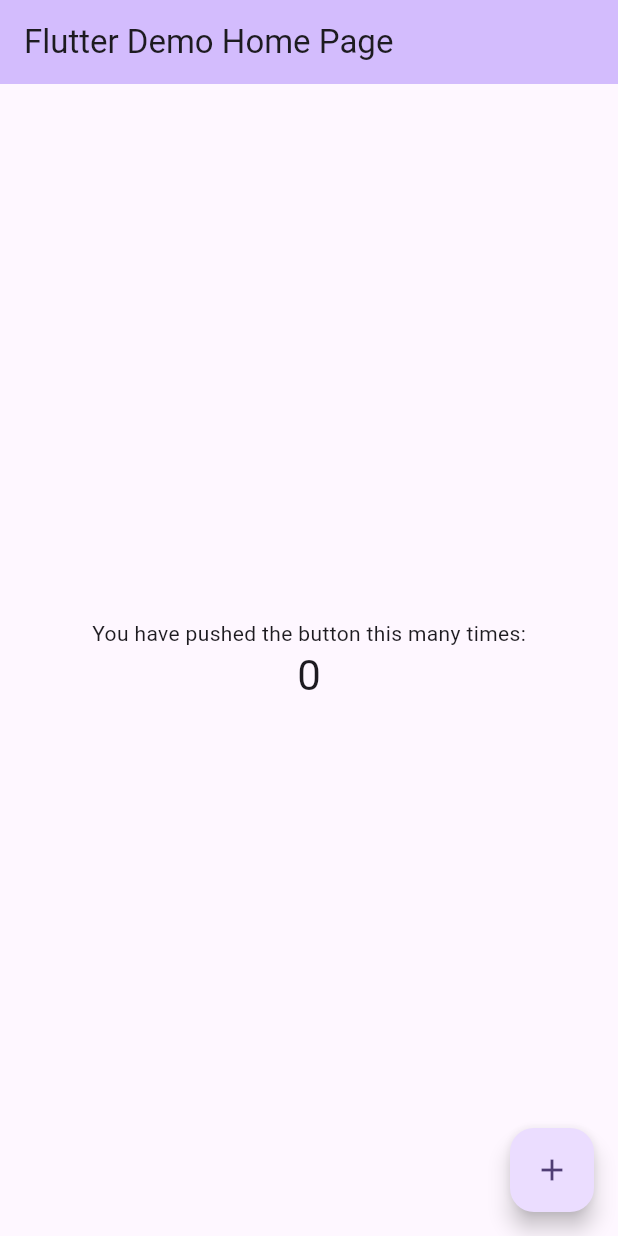
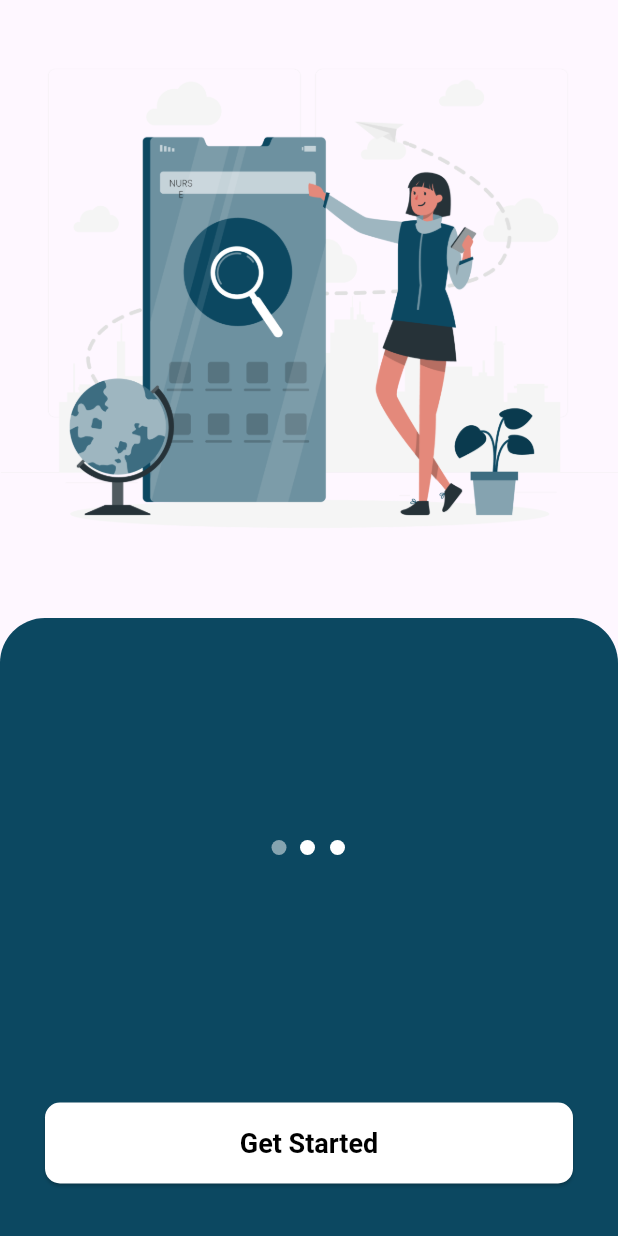
Before and after one commit to charlie757/pflegeruf_patient, a Flutter app: the screen it shows after launch, on a phone screen of 412 x 824 dp. Run offline on Flutter 3.47's test engine with Material 3 defaults, Android fonts, the phone set to English and light mode, and no system bars; Roboto replaces fonts that are missing (latoRegular).

Commit message:
onboarding design

```diff
--- /dev/null
+++ b/lib/config/approutes.dart
@@ -0,0 +1,18 @@
+import 'package:flutter/cupertino.dart';
+import 'package:patient/utils/utils.dart';
+
+class AppRoutes {
+  static pushNavigation(
+    route,
+  ) {
+    Navigator.push(navigatorKey.currentContext!,
+        CupertinoPageRoute(builder: (context) => route));
+  }
+
+  static pushReplacementNavigation(
+    route,
+  ) {
+    Navigator.pushReplacement(navigatorKey.currentContext!,
+        CupertinoPageRoute(builder: (context) => route));
+  }
+}
--- /dev/null
+++ b/lib/helper/appbutton.dart
@@ -0,0 +1,47 @@
+import 'package:flutter/material.dart';
+import 'package:patient/helper/getText.dart';
+
+class AppButton extends StatefulWidget {
+  final String title;
+  final double height;
+  final double width;
+  final Color buttonColor;
+  final Color textColor;
+  final Function() onTap;
+  const AppButton({
+    required this.title,
+    required this.height,
+    required this.width,
+    required this.buttonColor,
+    this.textColor = Colors.white,
+    required this.onTap,
+  });
+
+  @override
+  State<AppButton> createState() => _AppButtonState();
+}
+
+class _AppButtonState extends State<AppButton> {
+  @override
+  Widget build(BuildContext context) {
+    return ElevatedButton(
+      style: ElevatedButton.styleFrom(
+          primary: widget.buttonColor,
+          // primary:widget.isLoading?AppColor.greyColor.withOpacity(.9): AppColor.lightblackColor,
+          shape:
+              RoundedRectangleBorder(borderRadius: BorderRadius.circular(10))),
+      onPressed: widget.onTap,
+      child: Container(
+        alignment: Alignment.center,
+        height: widget.height,
+        width: widget.width,
+        child: getText(
+            title: widget.title,
+            size: 18,
+            fontFamily: 'latoRegular',
+            color: widget.textColor,
+            fontWeight: FontWeight.w700),
+      ),
+    );
+  }
+}
--- /dev/null
+++ b/lib/helper/appcolor.dart
@@ -0,0 +1,7 @@
+import 'package:flutter/material.dart';
+
+class AppColor {
+  static Color appTheme = const Color(0xff0C4861);
+  static Color whiteColor = const Color(0xffFFFFFF);
+  static Color blackColor = const Color(0xff000000);
+}
--- /dev/null
+++ b/lib/helper/appimages.dart
@@ -0,0 +1,7 @@
+class AppImages {
+  static const appLogo = 'assets/icons/logo.png';
+  static const onboarding1Image = 'assets/images/onboarding1.png';
+  static const onboarding2Image = 'assets/images/onboarding2.png';
+  static const onboarding3Image = 'assets/images/onboarding3.png';
+  static const onlineDoctorImage = 'assets/images/online_doctor.png';
+}
--- /dev/null
+++ b/lib/helper/getText.dart
@@ -0,0 +1,39 @@
+import 'package:flutter/material.dart';
+
+class getText extends StatefulWidget {
+  final String title;
+  final double size;
+  final FontWeight fontWeight;
+  final Color color;
+  final String fontFamily;
+  final TextAlign textAlign;
+  final double letterSpacing;
+  final double lineHeight;
+  const getText(
+      {required this.title,
+      required this.size,
+      required this.fontFamily,
+      required this.color,
+      required this.fontWeight,
+      this.textAlign = TextAlign.start,
+      this.letterSpacing = 0,
+      this.lineHeight = 0});
+  @override
+  State<getText> createState() => _getTextState();
+}
+
+class _getTextState extends State<getText> {
+  @override
+  Widget build(BuildContext context) {
+    return Text(widget.title,
+        textAlign: widget.textAlign,
+        style: TextStyle(
+          height: widget.lineHeight,
+          color: widget.color,
+          fontFamily: widget.fontFamily,
+          fontSize: widget.size,
+          fontWeight: widget.fontWeight,
+          letterSpacing: widget.letterSpacing,
+        ));
+  }
+}
--- /dev/null
+++ b/lib/helper/screensize.dart
@@ -0,0 +1,15 @@
+import 'package:flutter/material.dart';
+
+class ScreenSize {
+  static Widget height(double size) {
+    return SizedBox(
+      height: size,
+    );
+  }
+
+  static Widget width(double size) {
+    return SizedBox(
+      width: size,
+    );
+  }
+}
--- a/lib/languages/languages.dart
+++ b/lib/languages/languages.dart
@@ -5,6 +5,7 @@ class Languages extends Translations {
       };
 }
 
+
 abstract class Translations {
   Map<String, Map<String, String>> get keys;
 }
--- a/lib/languages/string_key.dart
+++ b/lib/languages/string_key.dart
@@ -3,4 +3,7 @@ class StringKey {
   static const chooseBestNurse = 'Choose Best Nurses';
   static const smartBookingSystem = 'Smart Booking System';
   static const getStarted = 'Get Started';
+  static const letsGetIn = "Let's get in";
+  static const createAccount = 'Create an account';
+  static const logIn = 'Log In';
 }
--- a/lib/main.dart
+++ b/lib/main.dart
@@ -1,4 +1,6 @@
 import 'package:flutter/material.dart';
+import 'package:patient/screens/splash_screen.dart';
+import 'package:patient/utils/utils.dart';
 
 void main() {
   runApp(const MyApp());
@@ -11,27 +13,14 @@ class MyApp extends StatelessWidget {
   @override
   Widget build(BuildContext context) {
     return MaterialApp(
-      title: 'Flutter Demo',
+      navigatorKey: navigatorKey,
+      title: 'Pflegeruf Patient',
       theme: ThemeData(
-        // This is the theme of your application.
-        //
-        // TRY THIS: Try running your application with "flutter run". You'll see
-        // the application has a purple toolbar. Then, without quitting the app,
-        // try changing the seedColor in the colorScheme below to Colors.green
-        // and then invoke "hot reload" (save your changes or press the "hot
-        // reload" button in a Flutter-supported IDE, or press "r" if you used
-        // the command line to start the app).
-        //
-        // Notice that the counter didn't reset back to zero; the application
-        // state is not lost during the reload. To reset the state, use hot
-        // restart instead.
-        //
-        // This works for code too, not just values: Most code changes can be
-        // tested with just a hot reload.
         colorScheme: ColorScheme.fromSeed(seedColor: Colors.deepPurple),
         useMaterial3: true,
       ),
-      home: const MyHomePage(title: 'Flutter Demo Home Page'),
+      debugShowCheckedModeBanner: false,
+      home: SplashSCreen(),
     );
   }
 }
--- /dev/null
+++ b/lib/screens/choose_login_type_screen.dart
@@ -0,0 +1,69 @@
+import 'package:flutter/material.dart';
+import 'package:patient/helper/appbutton.dart';
+import 'package:patient/helper/appcolor.dart';
+import 'package:patient/helper/appimages.dart';
+import 'package:patient/helper/getText.dart';
+import 'package:patient/helper/screensize.dart';
+import 'package:patient/languages/string_key.dart';
+
+class ChooseLoginTypeScreen extends StatefulWidget {
+  const ChooseLoginTypeScreen({super.key});
+
+  @override
+  State<ChooseLoginTypeScreen> createState() => _ChooseLoginTypeScreenState();
+}
+
+class _ChooseLoginTypeScreenState extends State<ChooseLoginTypeScreen> {
+  @override
+  Widget build(BuildContext context) {
+    return Scaffold(
+      backgroundColor: AppColor.appTheme,
+      body: SafeArea(
+        child: Padding(
+          padding: const EdgeInsets.only(top: 20),
+          child: Column(
+            children: [
+              Padding(
+                padding: const EdgeInsets.only(
+                  left: 12,
+                  right: 12,
+                ),
+                child: Image.asset(AppImages.onlineDoctorImage),
+              ),
+              ScreenSize.height(32),
+              getText(
+                  title: StringKey.letsGetIn,
+                  size: 22,
+                  fontFamily: '',
+                  color: AppColor.whiteColor,
+                  fontWeight: FontWeight.w600),
+              const Spacer(),
+              Padding(
+                padding: const EdgeInsets.only(left: 35, right: 37),
+                child: AppButton(
+                    title: StringKey.createAccount,
+                    height: 54,
+                    width: double.infinity,
+                    buttonColor: AppColor.whiteColor,
+                    textColor: AppColor.blackColor,
+                    onTap: () {}),
+              ),
+              ScreenSize.height(20),
+              Padding(
+                padding: const EdgeInsets.only(left: 37, right: 37),
+                child: AppButton(
+                    title: StringKey.logIn,
+                    height: 54,
+                    width: double.infinity,
+                    buttonColor: AppColor.whiteColor,
+                    textColor: AppColor.blackColor,
+                    onTap: () {}),
+              ),
+              const Spacer(),
+            ],
+          ),
+        ),
+      ),
+    );
+  }
+}
--- /dev/null
+++ b/lib/screens/onboarding_screen.dart
@@ -0,0 +1,130 @@
+import 'package:flutter/material.dart';
+import 'package:patient/config/approutes.dart';
+import 'package:patient/helper/appbutton.dart';
+import 'package:patient/helper/appcolor.dart';
+import 'package:patient/helper/appimages.dart';
+import 'package:patient/helper/getText.dart';
+import 'package:patient/helper/screensize.dart';
+import 'package:patient/languages/string_key.dart';
+import 'package:patient/screens/choose_login_type_screen.dart';
+
+class OnboardingScreen extends StatefulWidget {
+  const OnboardingScreen({super.key});
+
+  @override
+  State<OnboardingScreen> createState() => _OnboardingScreenState();
+}
+
+class _OnboardingScreenState extends State<OnboardingScreen> {
+  List onboardingList = [
+    {
+      'img': AppImages.onboarding1Image,
+      'title': StringKey.findYourNurse,
+      'subTitle':
+          'Lorem Ipsum is simply dummy text of the printing and for typesetting industry. '
+    },
+    {
+      'img': AppImages.onboarding2Image,
+      'title': StringKey.chooseBestNurse,
+      'subTitle':
+          'Lorem Ipsum is simply dummy text of the printing and for typesetting industry. '
+    },
+    {
+      'img': AppImages.onboarding3Image,
+      'title': StringKey.smartBookingSystem,
+      'subTitle':
+          'Lorem Ipsum is simply dummy text of the printing and for typesetting industry. '
+    },
+  ];
+
+  int currentIndex = 0;
+  String title = '';
+  String subTitle = '';
+  @override
+  Widget build(BuildContext context) {
+    return Scaffold(
+        body: SafeArea(
+            child: Column(
+      children: [
+        SizedBox(
+          height: MediaQuery.of(context).size.height / 2,
+          child: PageView.builder(
+              itemCount: onboardingList.length,
+              itemBuilder: (context, index) {
+                currentIndex = index;
+                title = onboardingList[index]['title'];
+                subTitle = onboardingList[index]['subTitle'];
+                return Image.asset(onboardingList[index]['img']);
+              }),
+        ),
+        Expanded(
+          child: Container(
+              height: MediaQuery.of(context).size.height / 2,
+              width: double.infinity,
+              decoration: BoxDecoration(
+                  color: AppColor.appTheme,
+                  borderRadius: const BorderRadius.only(
+                      topLeft: Radius.circular(30),
+                      topRight: Radius.circular(30))),
+              padding: const EdgeInsets.only(
+                  left: 30, right: 30, top: 30, bottom: 35),
+              child: Column(
+                children: [
+                  getText(
+                      title: title,
+                      size: 23,
+                      fontFamily: '',
+                      color: AppColor.whiteColor,
+                      fontWeight: FontWeight.w700),
+                  ScreenSize.height(30),
+                  getText(
+                    title: subTitle,
+                    size: 18,
+                    fontFamily: '',
+                    color: AppColor.whiteColor,
+                    fontWeight: FontWeight.w400,
+                    textAlign: TextAlign.center,
+                  ),
+                  ScreenSize.height(40),
+                  Row(
+                      mainAxisAlignment: MainAxisAlignment.center,
+                      children: List.generate(onboardingList.length, (index) {
+                        return currentIndex == index
+                            ? indicator(false)
+                            : indicator(true);
+                      })),
+                  const Spacer(),
+                  AppButton(
+                      title: StringKey.getStarted,
+                      height: 54,
+                      width: double.infinity,
+                      buttonColor: AppColor.whiteColor,
+                      textColor: AppColor.blackColor,
+                      onTap: () {
+                        AppRoutes.pushNavigation(ChooseLoginTypeScreen());
+                      })
+                ],
+              )),
+        )
+      ],
+    )));
+  }
+
+  Widget indicator(bool isActive) {
+    return SizedBox(
+      height: 10,
+      child: AnimatedContainer(
+        duration: const Duration(milliseconds: 150),
+        margin: const EdgeInsets.symmetric(horizontal: 4.0),
+        height: isActive ? 10 : 10.0,
+        width: isActive ? 12 : 10.0,
+        decoration: BoxDecoration(
+          shape: BoxShape.circle,
+          color: !isActive
+              ? AppColor.whiteColor.withOpacity(.5)
+              : AppColor.whiteColor,
+        ),
+      ),
+    );
+  }
+}
--- /dev/null
+++ b/lib/screens/splash_screen.dart
@@ -0,0 +1,34 @@
+import 'package:flutter/material.dart';
+import 'package:patient/config/approutes.dart';
+import 'package:patient/helper/appimages.dart';
+import 'package:patient/screens/onboarding_screen.dart';
+
+class SplashSCreen extends StatefulWidget {
+  const SplashSCreen({super.key});
+
+  @override
+  State<SplashSCreen> createState() => _SplashSCreenState();
+}
+
+class _SplashSCreenState extends State<SplashSCreen> {
+  @override
+  void initState() {
+    callNavigate();
+    super.initState();
+  }
+
+  callNavigate() {
+    Future.delayed(const Duration(seconds: 3), () {
+      AppRoutes.pushReplacementNavigation(const OnboardingScreen());
+    });
+  }
+
+  @override
+  Widget build(BuildContext context) {
+    return Scaffold(
+      body: Center(
+        child: Image.asset(AppImages.appLogo),
+      ),
+    );
+  }
+}
--- /dev/null
+++ b/lib/utils/utils.dart
@@ -0,0 +1,5 @@
+import 'package:flutter/material.dart';
+
+final GlobalKey<NavigatorState> navigatorKey = GlobalKey<NavigatorState>();
+
+class Utils {}
--- a/pubspec.yaml
+++ b/pubspec.yaml
@@ -30,6 +30,7 @@ environment:
 dependencies:
   flutter:
     sdk: flutter
+  flutter_svg: ^2.0.10+1
 
 
   # The following adds the Cupertino Icons font to your application.
@@ -59,7 +60,9 @@ flutter:
   uses-material-design: true
 
   # To add assets to your application, add an assets section, like this:
-  # assets:
+  assets:
+      - assets/images/
+      - assets/icons/
   #   - images/a_dot_burr.jpeg
   #   - images/a_dot_ham.jpeg
 
```
Also changed, not shown: assets/icons/logo.png (added), assets/icons/logo.svg (deleted), assets/images/onboarding1.png (added), assets/images/onboarding2.png (added), assets/images/onboarding3.png (added), assets/images/online_doctor.png (added), pubspec.lock.
